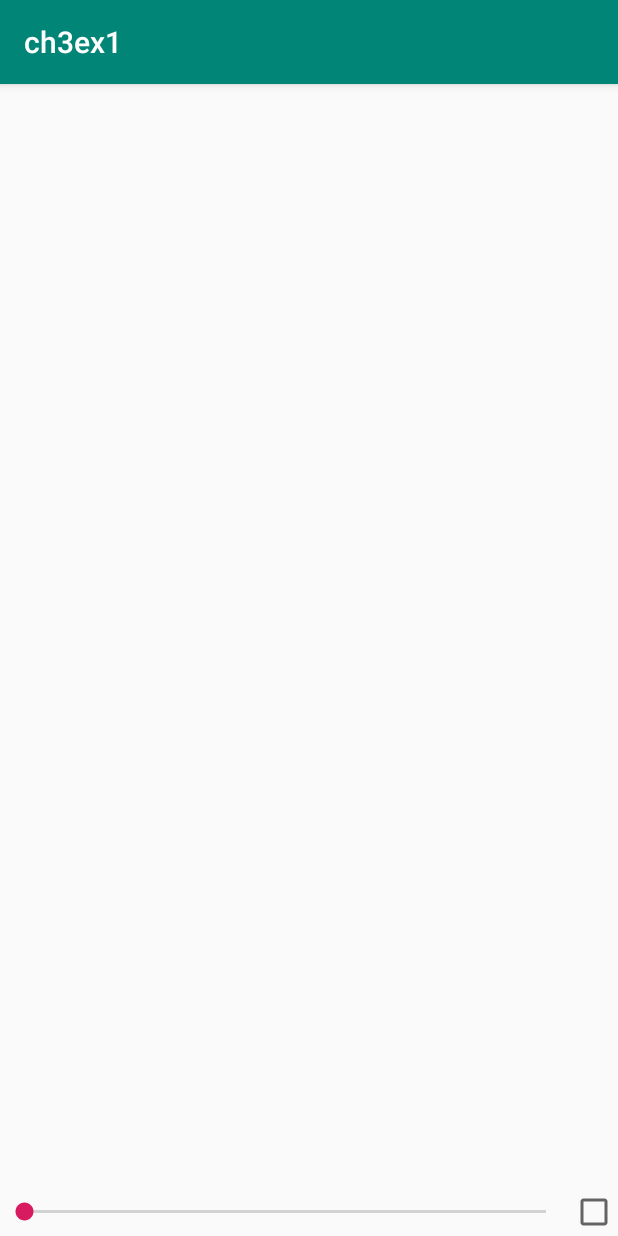
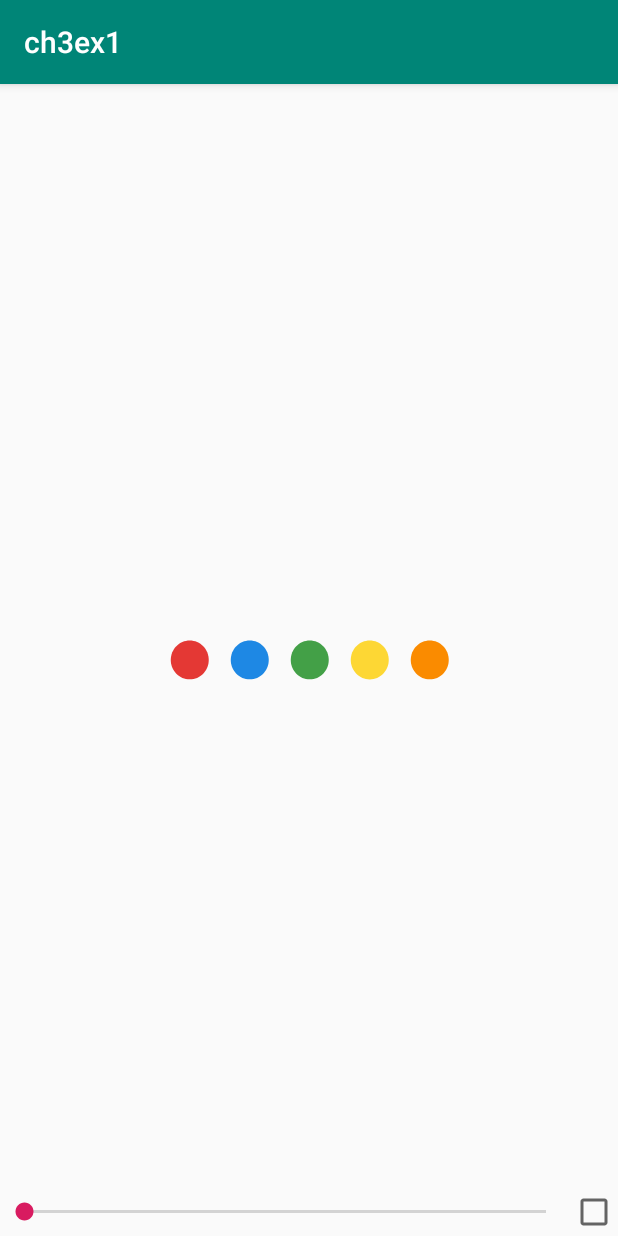
Before and after one commit to bentondecusin/ByteDancePracticum, an Android app: the Ch3Ex1Activity screen opened directly, with no data from a screen before it, on a phone screen of 412 x 824 dp. Run offline under Robolectric (Android 15) with nearby library versions, the phone set to English and light mode, and no system bars.

Commit message:
Add customized lottie animation feature

```diff
--- a/P2/app/src/main/java/com/example/chapter3/homework/Ch3Ex1Activity.java
+++ b/P2/app/src/main/java/com/example/chapter3/homework/Ch3Ex1Activity.java
@@ -41,10 +41,7 @@ public class Ch3Ex1Activity extends AppCompatActivity {
         seekBar.setOnSeekBarChangeListener(new SeekBar.OnSeekBarChangeListener() {
             @Override
             public void onProgressChanged(SeekBar seekBar, int progress, boolean fromUser) {
-                // TODO ex1-2: 这里应该调用哪个函数呢
-                // 提示1：可以参考 https://airbnb.io/lottie/#/android?id=custom-animators
-                // 提示2：SeekBar 的文档可以把鼠标放在 OnProgressChanged 中间，并点击 F1 查看，
-                // 或者到官网查询 https://developer.android.google.cn/reference/android/widget/SeekBar.OnSeekBarChangeListener.html#onProgressChanged(android.widget.SeekBar,%20int,%20boolean
+                animationView.setProgress((float)(progress)/100f);
             }
 
             @Override
--- a/P2/app/src/main/res/layout/activity_ch3ex1.xml
+++ b/P2/app/src/main/res/layout/activity_ch3ex1.xml
@@ -3,6 +3,7 @@
     xmlns:tools="http://schemas.android.com/tools"
     android:layout_width="match_parent"
     android:layout_height="match_parent"
+    xmlns:app="http://schemas.android.com/apk/res-auto"
     tools:context=".Ch3Ex1Activity">
 
     <!-- TODO ex1-1, 在这里将 lottie 控件的相关属性补全, lottie_rawRes 注意设置为 @raw/material_wave_loading 或者 @raw/muzli-->
@@ -12,7 +13,11 @@
         android:id="@+id/animation_view"
         android:layout_width="wrap_content"
         android:layout_height="wrap_content"
-        android:layout_gravity="center" />
+        android:layout_gravity="center"
+        app:lottie_autoPlay="false"
+        app:lottie_loop="true"
+        app:lottie_rawRes="@raw/material_wave_loading"
+        />
 
     <LinearLayout
         android:layout_width="match_parent"
```
